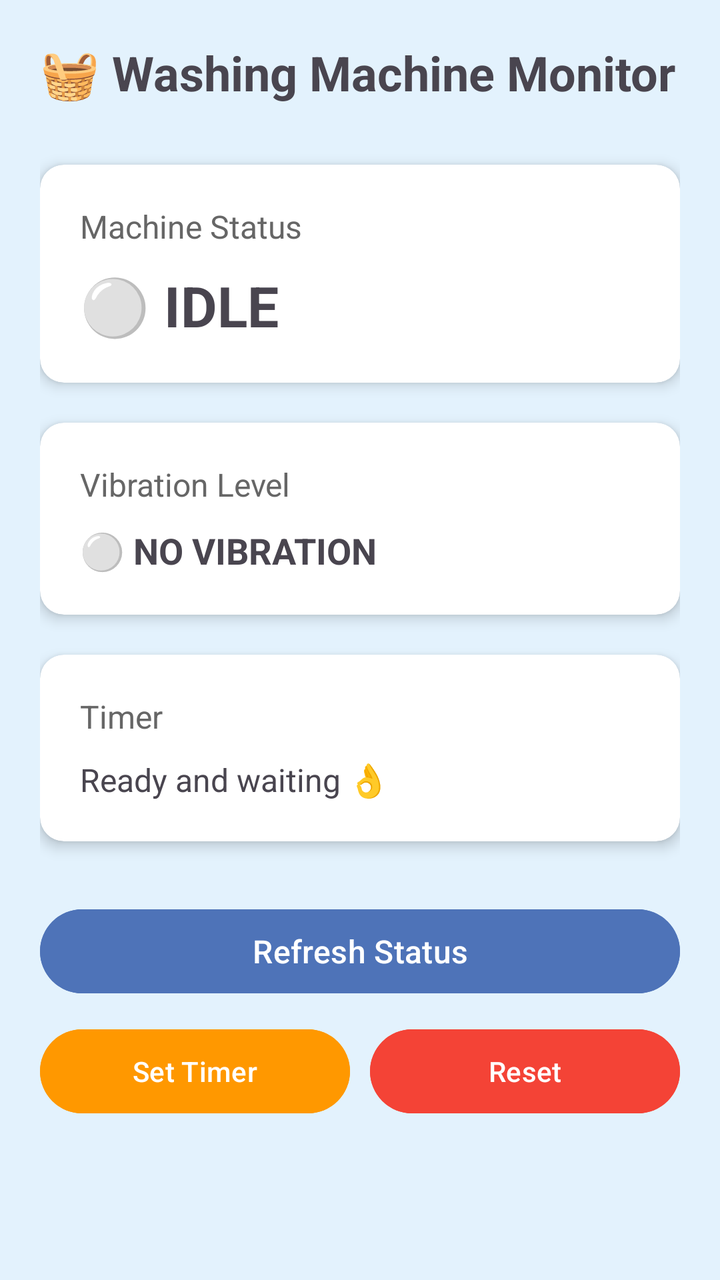
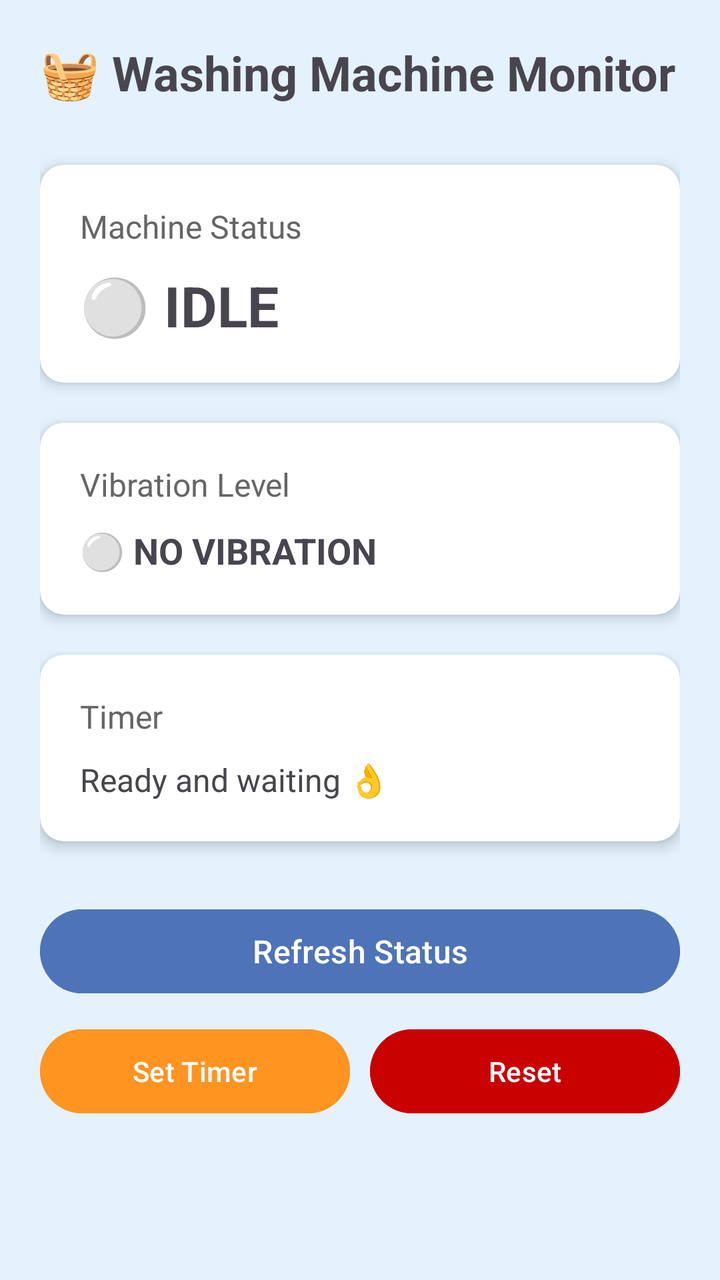

Screens rendered from an Android XML layout before and after an edit, with the pre-edit source and the edit as a unified diff.
<!-- AndroidManifest.xml: application theme Theme.Manglaba -->
<!-- res/layout/activity_washing_machine.xml -->
<?xml version="1.0" encoding="utf-8"?>
<LinearLayout xmlns:android="http://schemas.android.com/apk/res/android"
    xmlns:app="http://schemas.android.com/apk/res-auto"
    android:layout_width="match_parent"
    android:layout_height="match_parent"
    android:orientation="vertical"
    android:padding="20dp"
    android:background="#E3F2FD">

    
    <TextView
        android:layout_width="wrap_content"
        android:layout_height="wrap_content"
        android:text="🧺 Washing Machine Monitor"
        android:textSize="24sp"
        android:textStyle="bold"
        android:layout_marginBottom="30dp"/>

    
    <androidx.cardview.widget.CardView
        android:id="@+id/cardStatus"
        android:layout_width="match_parent"
        android:layout_height="wrap_content"
        android:layout_marginBottom="20dp"
        app:cardElevation="4dp"
        app:cardCornerRadius="12dp"
        app:cardBackgroundColor="#FFFFFF">

        <LinearLayout
            android:layout_width="match_parent"
            android:layout_height="wrap_content"
            android:orientation="vertical"
            android:padding="20dp">

            <TextView
                android:layout_width="wrap_content"
                android:layout_height="wrap_content"
                android:text="Machine Status"
                android:textSize="16sp"
                android:textColor="#666"/>

            <TextView
                android:id="@+id/tvStatus"
                android:layout_width="wrap_content"
                android:layout_height="wrap_content"
                android:text="⚪ IDLE"
                android:textSize="28sp"
                android:textStyle="bold"
                android:layout_marginTop="10dp"/>

        </LinearLayout>

    </androidx.cardview.widget.CardView>

    
    <androidx.cardview.widget.CardView
        android:layout_width="match_parent"
        android:layout_height="wrap_content"
        android:layout_marginBottom="20dp"
        app:cardElevation="4dp"
        app:cardCornerRadius="12dp"
        app:cardBackgroundColor="#FFFFFF">

        <LinearLayout
            android:layout_width="match_parent"
            android:layout_height="wrap_content"
            android:orientation="vertical"
            android:padding="20dp">

            <TextView
                android:layout_width="wrap_content"
                android:layout_height="wrap_content"
                android:text="Vibration Level"
                android:textSize="16sp"
                android:textColor="#666"/>

            <TextView
                android:id="@+id/tvVibration"
                android:layout_width="wrap_content"
                android:layout_height="wrap_content"
                android:text="⚪ NO VIBRATION"
                android:textSize="18sp"
                android:textStyle="bold"
                android:layout_marginTop="10dp"/>

        </LinearLayout>

    </androidx.cardview.widget.CardView>

    
    <androidx.cardview.widget.CardView
        android:layout_width="match_parent"
        android:layout_height="wrap_content"
        android:layout_marginBottom="30dp"
        app:cardElevation="4dp"
        app:cardCornerRadius="12dp"
        app:cardBackgroundColor="#FFFFFF">

        <LinearLayout
            android:layout_width="match_parent"
            android:layout_height="wrap_content"
            android:orientation="vertical"
            android:padding="20dp">

            <TextView
                android:layout_width="wrap_content"
                android:layout_height="wrap_content"
                android:text="Timer"
                android:textSize="16sp"
                android:textColor="#666"/>

            <TextView
                android:id="@+id/tvTimer"
                android:layout_width="wrap_content"
                android:layout_height="wrap_content"
                android:text="Ready and waiting 👌"
                android:textSize="16sp"
                android:layout_marginTop="10dp"/>

        </LinearLayout>

    </androidx.cardview.widget.CardView>


    
    <Button
        android:id="@+id/btnRefresh"
        android:layout_width="match_parent"
        android:layout_height="50dp"
        android:text="Refresh Status"
        android:textSize="16sp"
        android:textAllCaps="false"
        android:backgroundTint="#4E73B8"/>

    <LinearLayout
        android:layout_width="match_parent"
        android:layout_height="wrap_content"
        android:orientation="horizontal"
        android:layout_marginTop="10dp">

        <Button
            android:id="@+id/btnSetTimer"
            android:layout_width="0dp"
            android:layout_height="50dp"
            android:layout_weight="1"
            android:text="Set Timer"
            android:textSize="14sp"
            android:textAllCaps="false"
            android:backgroundTint="#FF9800"
            android:layout_marginEnd="5dp"/>

        <Button
            android:id="@+id/btnReset"
            android:layout_width="0dp"
            android:layout_height="50dp"
            android:layout_weight="1"
            android:text="Reset"
            android:textSize="14sp"
            android:textAllCaps="false"
            android:backgroundTint="#F44336"
            android:layout_marginStart="5dp"/>

    </LinearLayout>

</LinearLayout>
<!-- resources referenced by this layout -->
<resources>
  <style name="Theme.Manglaba" parent="Base.Theme.Manglaba" />
  <style name="Base.Theme.Manglaba" parent="Theme.Material3.DayNight.NoActionBar">
          
      </style>
</resources>

<!-- the commit's change to res/layout/activity_washing_machine.xml (unified diff, before → after) -->
@@ -130,7 +130,8 @@
         android:text="Refresh Status"
         android:textSize="16sp"
         android:textAllCaps="false"
-        android:backgroundTint="#4E73B8"/>
+        android:backgroundTint="#4E73B8"
+        android:textColor="@color/white"/>
 
     <LinearLayout
         android:layout_width="match_parent"
@@ -146,8 +147,9 @@
             android:text="Set Timer"
             android:textSize="14sp"
             android:textAllCaps="false"
-            android:backgroundTint="#FF9800"
-            android:layout_marginEnd="5dp"/>
+            android:backgroundTint="#FF9421"
+            android:layout_marginEnd="5dp"
+            android:textColor="@color/white"/>
 
         <Button
             android:id="@+id/btnReset"
@@ -157,8 +159,9 @@
             android:text="Reset"
             android:textSize="14sp"
             android:textAllCaps="false"
-            android:backgroundTint="#F44336"
-            android:layout_marginStart="5dp"/>
+            android:backgroundTint="#C90000"
+            android:layout_marginStart="5dp"
+            android:textColor="@color/white"/>
 
     </LinearLayout>
 
<!-- resource entries referenced after the edit -->
@@ -1,5 +1,6 @@
 <!-- resources referenced by this layout -->
 <resources>
+  <color name="white">#FFFFFFFF</color>
   <style name="Theme.Manglaba" parent="Base.Theme.Manglaba" />
   <style name="Base.Theme.Manglaba" parent="Theme.Material3.DayNight.NoActionBar">
           
